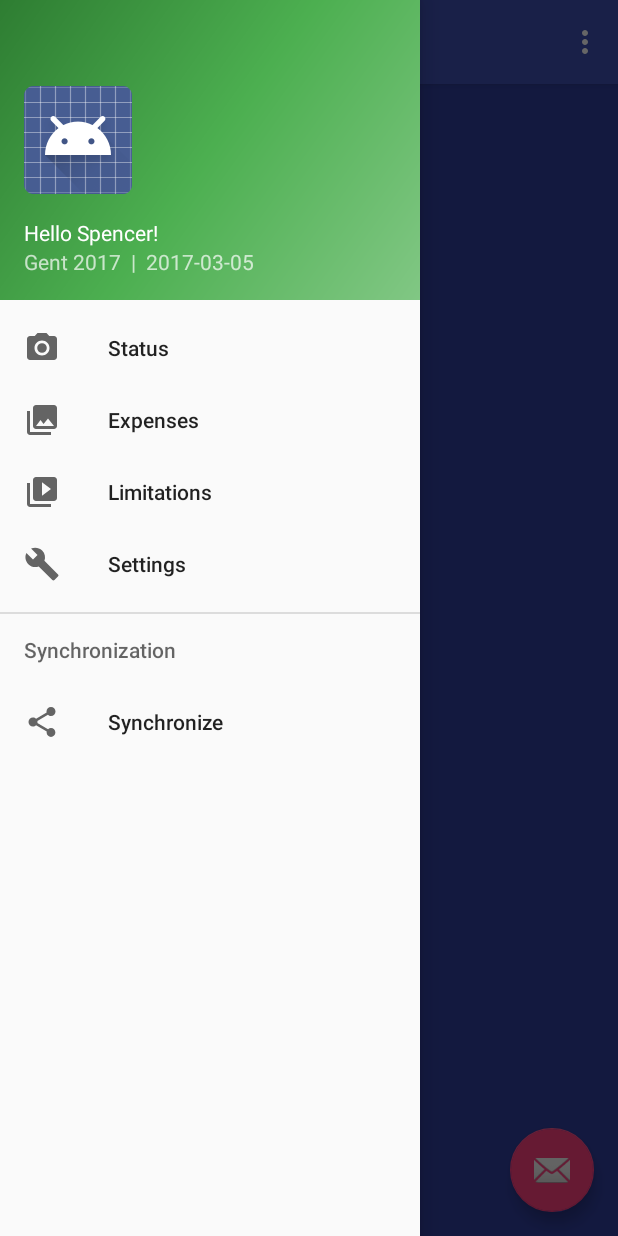
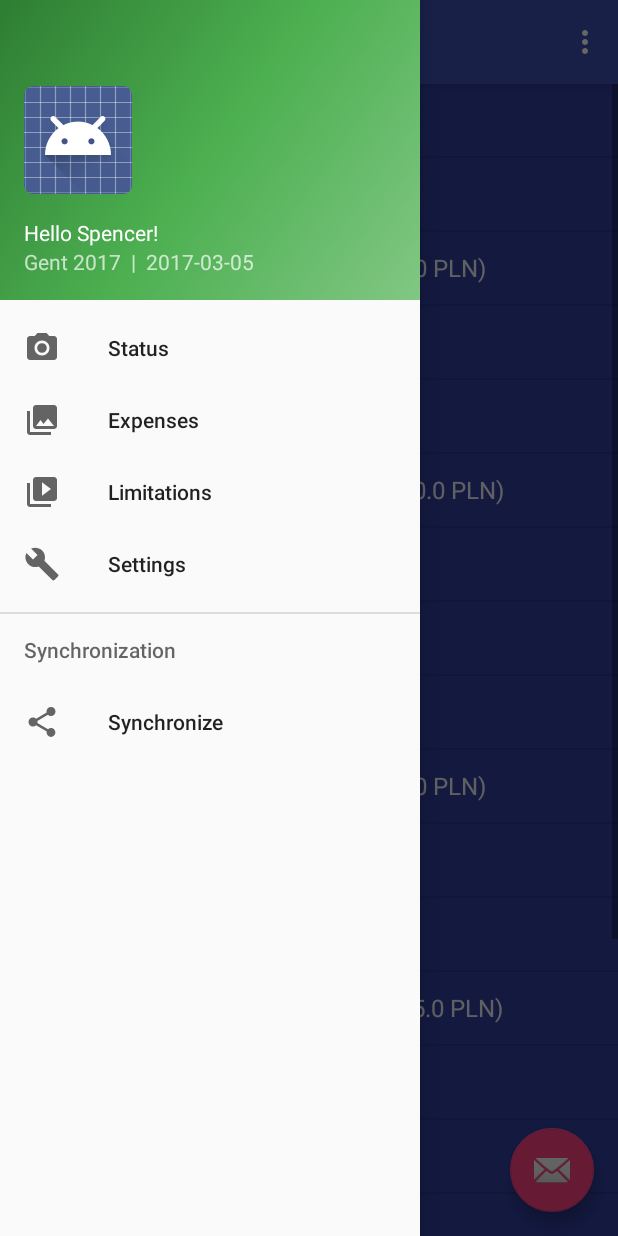
Before and after one commit to matigrab/MyExSpencer, an Android app: the screen it shows after launch (MainActivity), with the side drawer open, on a phone screen of 412 x 824 dp. Run offline under Robolectric (Android 15) with nearby library versions, the phone set to English and light mode, and no system bars.

```diff
--- a/app/src/main/java/com/matpaw/myexspencer/MainActivity.java
+++ b/app/src/main/java/com/matpaw/myexspencer/MainActivity.java
@@ -60,6 +60,9 @@ public class MainActivity extends AppCompatActivity
         NavigationView navigationView = (NavigationView) findViewById(R.id.nav_view);
         setTripAndCurrentDateInfo(navigationView);
         navigationView.setNavigationItemSelectedListener(this);
+
+        ViewFlipper viewFlipper = (ViewFlipper) findViewById(R.id.viewFlipper);
+        flipToStatusView(viewFlipper);
     }
 
     private void setTripAndCurrentDateInfo(NavigationView navigationView) {
```
